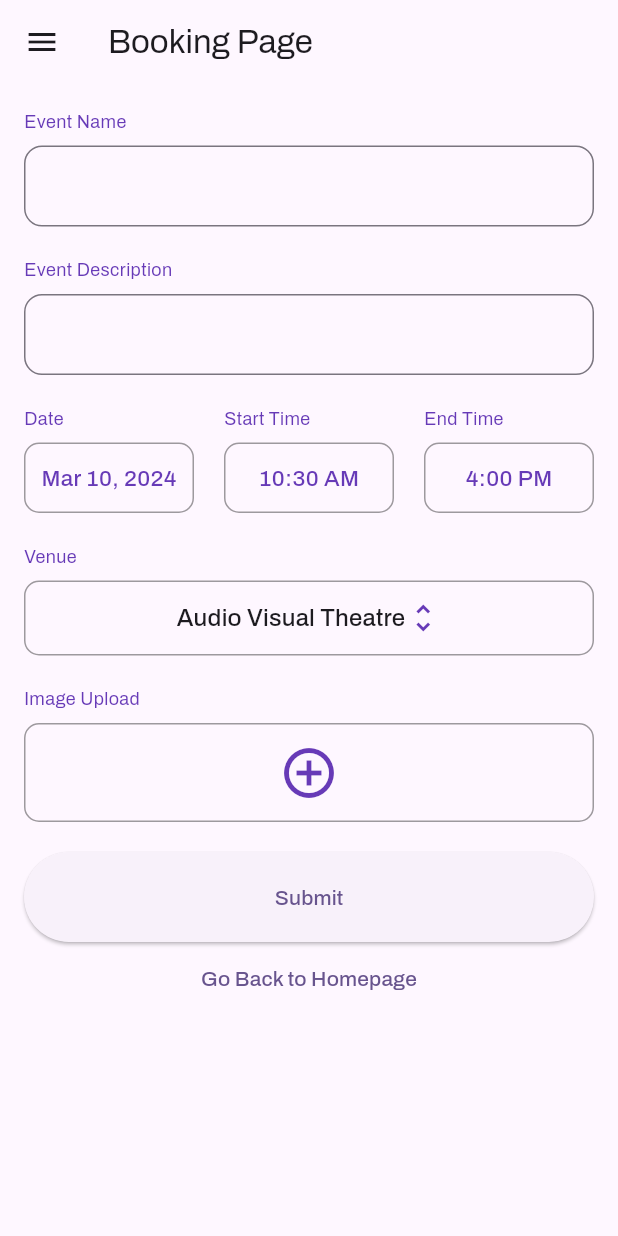
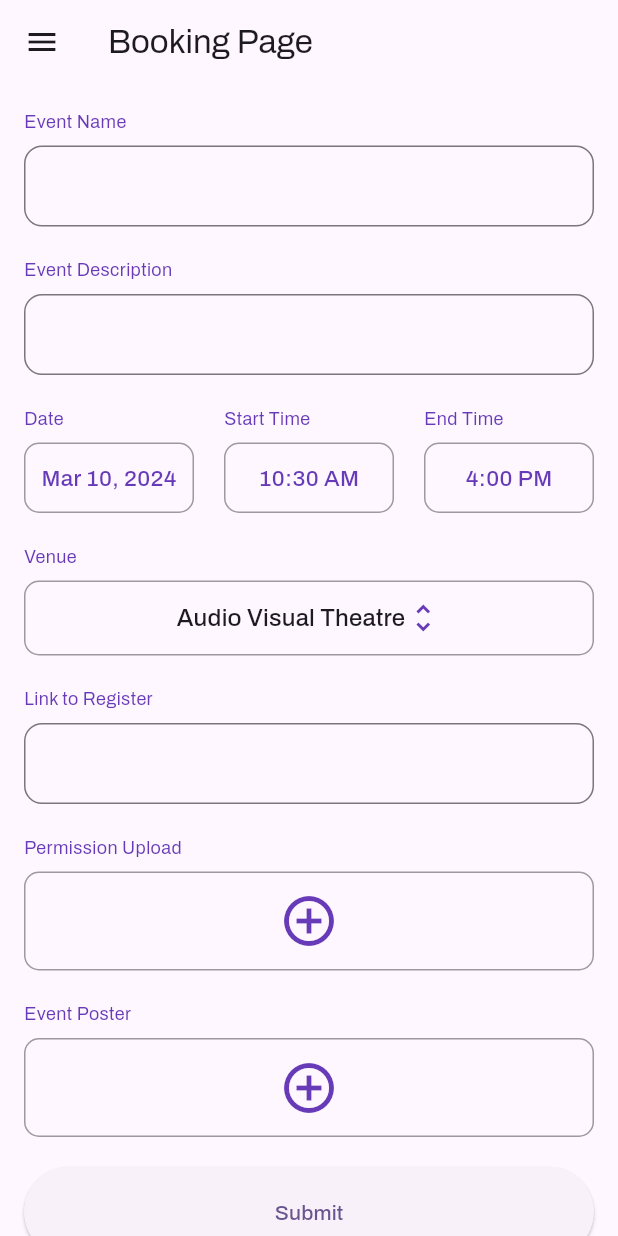
Before and after one commit to jasimrazi/VenueBookingApp, a Flutter app: the BookingPage screen opened directly, on a phone screen of 412 x 824 dp. Run offline on Flutter 3.47's test engine with Material 3 defaults, Android fonts, the phone set to English and light mode, and no system bars; our stand-ins replace cloud_firestore, double_back_to_close_app, firebase_auth, firebase_core, firebase_storage, google_fonts and 3 more; missing offline and left inert: scroll_datetime_picker; accounts and stored records are empty.

Commit message:
Update eventdetails page

```diff
--- a/lib/allevents.dart
+++ b/lib/allevents.dart
@@ -12,7 +12,7 @@ class AllEvents extends StatelessWidget {
   Widget build(BuildContext context) {
     return Scaffold(
       appBar: AppBar(
-        title: Text('EVENTIFY'),
+        title: Text('BOOKIFY'),
       ),
       drawer: MyDrawer(),
       body: DoubleBackToCloseApp(
@@ -77,11 +77,13 @@ class ApprovedEventsList extends StatelessWidget {
                   context,
                   MaterialPageRoute(
                     builder: (context) => AllEventsDetails(
+                      eventId: documents[index].id,
                       eventName: data['eventName'],
-                      description: data['description'],
+                      description: data['eventDescription'],
                       date: data['date'],
                       time: data['time'],
                       venue: data['venue'],
+                      link: data['registerlink'],
                     ),
                   ),
                 );
--- a/lib/bookingpage.dart
+++ b/lib/bookingpage.dart
@@ -31,8 +31,11 @@ class _BookingPageState extends State<BookingPage> {
   TextEditingController _eventNameController = TextEditingController();
   TextEditingController _eventDescriptionController =
       TextEditingController(); // Added
+  TextEditingController _registerLinkController =
+      TextEditingController(); // Added
   bool _isSubmitting = false;
   bool _isEventNameEmpty = true;
+  File? _posterImage; // Added
 
   Future<void> _getImage() async {
     final picker = ImagePicker();
@@ -45,6 +48,17 @@ class _BookingPageState extends State<BookingPage> {
     });
   }
 
+  Future<void> _getPosterImage() async {
+    final picker = ImagePicker();
+    final pickedFile = await picker.pickImage(source: ImageSource.gallery);
+
+    setState(() {
+      if (pickedFile != null) {
+        _posterImage = File(pickedFile.path);
+      }
+    });
+  }
+
   final FirebaseFirestore _firestore = FirebaseFirestore.instance;
   final FirebaseAuth _auth = FirebaseAuth.instance;
 
@@ -53,6 +67,15 @@ class _BookingPageState extends State<BookingPage> {
     Reference storageReference =
         FirebaseStorage.instance.ref().child('user_images/$userId/$fileName');
     UploadTask uploadTask = storageReference.putFile(_image!);
+    TaskSnapshot taskSnapshot = await uploadTask.whenComplete(() => null);
+    return await taskSnapshot.ref.getDownloadURL();
+  }
+
+  Future<String> _uploadPoster(String userId) async {
+    String fileName = 'poster_${DateTime.now().millisecondsSinceEpoch}.jpg';
+    Reference storageReference =
+        FirebaseStorage.instance.ref().child('event_posters/$userId/$fileName');
+    UploadTask uploadTask = storageReference.putFile(_posterImage!);
     TaskSnapshot taskSnapshot = await uploadTask.whenComplete(() => null);
     return await taskSnapshot.ref.getDownloadURL();
   }
@@ -203,7 +226,7 @@ class _BookingPageState extends State<BookingPage> {
 
             await _firestore.collection('Bookings').add({
               'eventName': _eventNameController.text,
-              'eventDescription': _eventDescriptionController.text, // Added
+              'eventDescription': _eventDescriptionController.text,
               'date': formattedDate,
               'startHour': selectedTime.hour,
               'startMinute': selectedTime.minute,
@@ -212,6 +235,9 @@ class _BookingPageState extends State<BookingPage> {
               'venue': selectedVenue,
               'time': '$formattedStartTime - $formattedEndTime',
               'imageURL': _image != null ? await _uploadImage(userId) : null,
+              'registerlink': _registerLinkController.text,
+              'poster':
+                  _posterImage != null ? await _uploadPoster(userId) : null,
               'userId': userId,
               'userName': userName,
               'state': 'pending',
@@ -219,9 +245,11 @@ class _BookingPageState extends State<BookingPage> {
             });
 
             _eventNameController.clear();
-            _eventDescriptionController.clear(); // Added
+            _eventDescriptionController.clear();
+            _registerLinkController.clear();
             setState(() {
               _image = null;
+              _posterImage = null;
             });
 
             ScaffoldMessenger.of(context).showSnackBar(
@@ -244,7 +272,8 @@ class _BookingPageState extends State<BookingPage> {
   @override
   void dispose() {
     _eventNameController.dispose();
-    _eventDescriptionController.dispose(); // Added
+    _eventDescriptionController.dispose();
+    _registerLinkController.dispose();
     super.dispose();
   }
 
@@ -275,9 +304,7 @@ class _BookingPageState extends State<BookingPage> {
                     'Event Name',
                     style: TextStyle(fontSize: 12, color: Colors.deepPurple),
                   ),
-                  SizedBox(
-                    height: 8,
-                  ),
+                  SizedBox(height: 8),
                   TextField(
                     controller: _eventNameController,
                     decoration: InputDecoration(
@@ -293,19 +320,13 @@ class _BookingPageState extends State<BookingPage> {
                           : 'Please enter the event name',
                     ),
                   ),
-                  SizedBox(
-                    height: 20,
-                  ),
+                  SizedBox(height: 20),
                   Text(
-                    // Added
                     'Event Description',
                     style: TextStyle(fontSize: 12, color: Colors.deepPurple),
                   ),
-                  SizedBox(
-                    height: 8,
-                  ),
+                  SizedBox(height: 8),
                   TextField(
-                    // Added
                     controller: _eventDescriptionController,
                     maxLines: null,
                     decoration: InputDecoration(
@@ -318,10 +339,7 @@ class _BookingPageState extends State<BookingPage> {
                       ),
                     ),
                   ),
-                  SizedBox(
-                    // Added
-                    height: 20,
-                  ),
+                  SizedBox(height: 20),
                   Row(
                     children: [
                       Expanded(
@@ -333,16 +351,13 @@ class _BookingPageState extends State<BookingPage> {
                               style: TextStyle(
                                   fontSize: 12, color: Colors.deepPurple),
                             ),
-                            SizedBox(
-                              height: 8,
-                            ),
+                            SizedBox(height: 8),
                             GestureDetector(
                               onTap: () {
                                 setState(() {
                                   showDatePicker = !showDatePicker;
                                   showTimePicker = false;
-                                  showEndTimePicker =
-                                      false; // Close end time picker when date is selected
+                                  showEndTimePicker = false;
                                 });
                               },
                               child: Container(
@@ -366,9 +381,7 @@ class _BookingPageState extends State<BookingPage> {
                           ],
                         ),
                       ),
-                      SizedBox(
-                        width: 20,
-                      ),
+                      SizedBox(width: 20),
                       Expanded(
                         child: Column(
                           crossAxisAlignment: CrossAxisAlignment.start,
@@ -378,16 +391,13 @@ class _BookingPageState extends State<BookingPage> {
                               style: TextStyle(
                                   fontSize: 12, color: Colors.deepPurple),
                             ),
-                            SizedBox(
-                              height: 8,
-                            ),
+                            SizedBox(height: 8),
                             GestureDetector(
                               onTap: () {
                                 setState(() {
                                   showTimePicker = !showTimePicker;
                                   showDatePicker = false;
-                                  showEndTimePicker =
-                                      false; // Close end time picker when start time is selected
+                                  showEndTimePicker = false;
                                 });
                               },
                               child: Container(
@@ -411,9 +421,7 @@ class _BookingPageState extends State<BookingPage> {
                           ],
                         ),
                       ),
-                      SizedBox(
-                        width: 20,
-                      ),
+                      SizedBox(width: 20),
                       Expanded(
                         child: Column(
                           crossAxisAlignment: CrossAxisAlignment.start,
@@ -423,16 +431,13 @@ class _BookingPageState extends State<BookingPage> {
                               style: TextStyle(
                                   fontSize: 12, color: Colors.deepPurple),
                             ),
-                            SizedBox(
-                              height: 8,
-                            ),
+                            SizedBox(height: 8),
                             GestureDetector(
                               onTap: () {
                                 setState(() {
                                   showEndTimePicker = !showEndTimePicker;
                                   showTimePicker = false;
-                                  showDatePicker =
-                                      false; // Close date and time picker when end time is selected
+                                  showDatePicker = false;
                                 });
                               },
                               child: Container(
@@ -461,7 +466,6 @@ class _BookingPageState extends State<BookingPage> {
                   if (showEndTimePicker)
                     GestureDetector(
                       onTap: () {
-                        // Close end time picker when tapped outside the picker
                         setState(() {
                           showEndTimePicker = false;
                         });
@@ -492,9 +496,7 @@ class _BookingPageState extends State<BookingPage> {
                         ),
                       ),
                     ),
-                  SizedBox(
-                    height: 20,
-                  ),
+                  SizedBox(height: 20),
                   if (showDatePicker)
                     SizedBox(
                       height: 180,
@@ -502,9 +504,7 @@ class _BookingPageState extends State<BookingPage> {
                         itemExtent: 54,
                         infiniteScroll: true,
                         dateOption: DateTimePickerOption(
-                          dateFormat: DateFormat(
-                            'MMM dd, yyyy',
-                          ),
+                          dateFormat: DateFormat('MMM dd, yyyy'),
                           minDate: DateTime(2020, 1, 1),
                           maxDate: DateTime(2040, 12, 31),
                           initialDate: selectedDate,
@@ -545,11 +545,10 @@ class _BookingPageState extends State<BookingPage> {
                     children: [
                       Text(
                         'Venue',
-                        style: TextStyle(fontSize: 12, color: Colors.deepPurple),
+                        style:
+                            TextStyle(fontSize: 12, color: Colors.deepPurple),
                       ),
-                      SizedBox(
-                        height: 8,
-                      ),
+                      SizedBox(height: 8),
                       Container(
                         decoration: BoxDecoration(
                           border: Border.all(color: Colors.black38),
@@ -586,16 +585,30 @@ class _BookingPageState extends State<BookingPage> {
                       ),
                     ],
                   ),
-                  SizedBox(
-                    height: 20,
-                  ),
+                  SizedBox(height: 20),
                   Text(
-                    'Image Upload',
+                    'Link to Register',
                     style: TextStyle(fontSize: 12, color: Colors.deepPurple),
                   ),
-                  SizedBox(
-                    height: 8,
+                  SizedBox(height: 8),
+                  TextField(
+                    controller: _registerLinkController,
+                    decoration: InputDecoration(
+                      border: OutlineInputBorder(
+                        borderRadius: BorderRadius.circular(12),
+                      ),
+                      contentPadding: EdgeInsets.symmetric(
+                        vertical: 15.0,
+                        horizontal: 10.0,
+                      ),
+                    ),
                   ),
+                  SizedBox(height: 20),
+                  Text(
+                    'Permission Upload',
+                    style: TextStyle(fontSize: 12, color: Colors.deepPurple),
+                  ),
+                  SizedBox(height: 8),
                   GestureDetector(
                     onTap: _getImage,
                     child: Container(
@@ -619,9 +632,36 @@ class _BookingPageState extends State<BookingPage> {
                             ),
                     ),
                   ),
-                  SizedBox(
-                    height: 20,
+                  SizedBox(height: 20),
+                  Text(
+                    'Event Poster',
+                    style: TextStyle(fontSize: 12, color: Colors.deepPurple),
                   ),
+                  SizedBox(height: 8),
+                  GestureDetector(
+                    onTap: _getPosterImage,
+                    child: Container(
+                      padding: EdgeInsets.all(12.0),
+                      decoration: BoxDecoration(
+                        border: Border.all(color: Colors.black38),
+                        borderRadius: BorderRadius.circular(10.0),
+                      ),
+                      alignment: Alignment.center,
+                      child: _posterImage == null
+                          ? Icon(
+                              Icons.add_circle_outline,
+                              size: 40,
+                              color: Colors.deepPurple,
+                            )
+                          : Image.file(
+                              _posterImage!,
+                              width: 120,
+                              height: 120,
+                              fit: BoxFit.cover,
+                            ),
+                    ),
+                  ),
+                  SizedBox(height: 20),
                   Container(
                     width: double.infinity,
                     child: ElevatedButton(
@@ -644,8 +684,7 @@ class _BookingPageState extends State<BookingPage> {
                         Navigator.pushReplacement(
                           context,
                           MaterialPageRoute(
-                            builder: (context) =>
-                                AllEvents(), // Navigate to AllEvents page
+                            builder: (context) => AllEvents(),
                           ),
                         );
                       },
--- a/pubspec.yaml
+++ b/pubspec.yaml
@@ -44,9 +44,10 @@ dependencies:
   cloud_firestore: ^4.14.0
   firebase_storage: ^11.6.0
   photo_view: ^0.14.0
-  google_fonts: ^6.1.0
+  google_fonts: 6.1.0
   flutter_slidable: ^3.0.1
   double_back_to_close_app: ^2.1.0
+  url_launcher: ^6.2.4
 
 dev_dependencies:
   flutter_test:
```
Also changed, not shown: lib/alleventsdetails.dart (+116 -16 lines), pubspec.lock, 7 other files.
